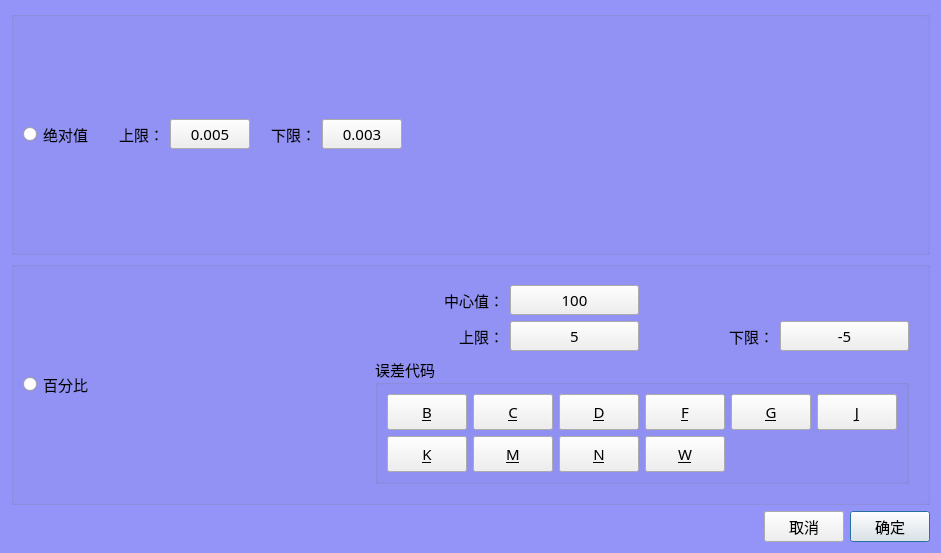
First picture: the form in MeterMode/frmSetLimit.ui, repository caicaiking/WKEFactoryView2014, before the edit.
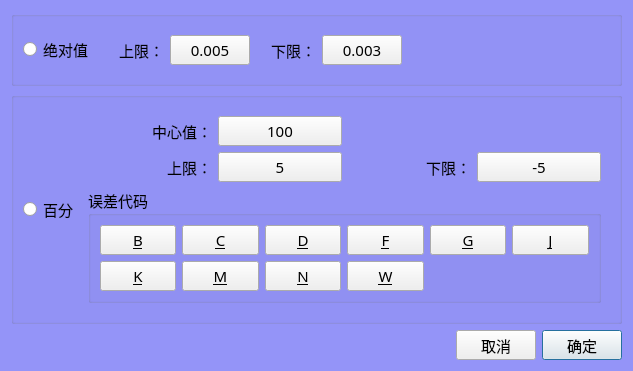
Second picture: the form after the edit.

```diff
--- a/MeterMode/frmSetLimit.ui
+++ b/MeterMode/frmSetLimit.ui
@@ -6,8 +6,8 @@
    <rect>
     <x>0</x>
     <y>0</y>
-    <width>941</width>
-    <height>553</height>
+    <width>633</width>
+    <height>343</height>
    </rect>
   </property>
   <property name="windowTitle">
```
